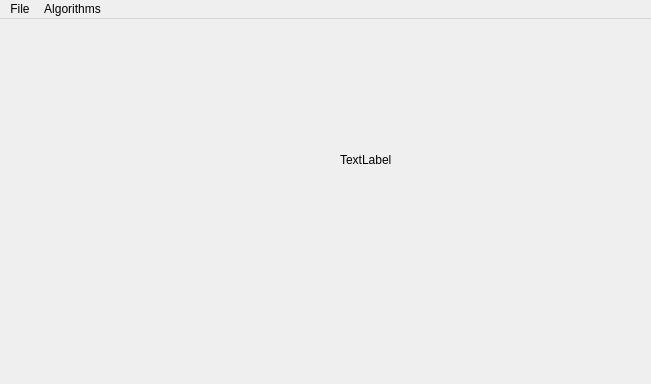
Above: mainwindow.ui from mt0982/QVideoProcessing before the change. Below: the same form after it.
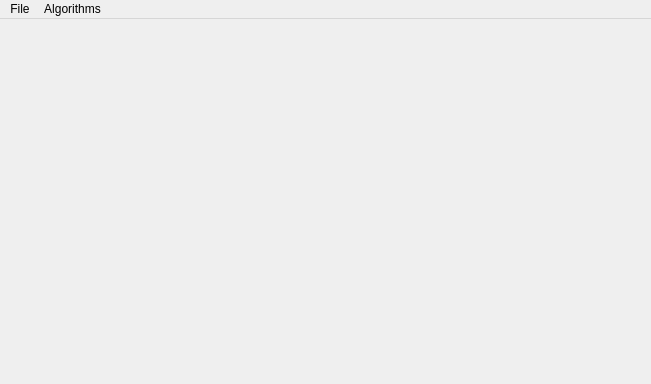
That is the form after the change.

Commit message: deinterlacing fixed, add separate output label

Patch:
```diff
--- a/mainwindow.ui
+++ b/mainwindow.ui
@@ -14,29 +14,15 @@
    <string>MainWindow</string>
   </property>
   <widget class="QWidget" name="centralWidget">
-   <widget class="QWidget" name="widget" native="true">
-    <property name="geometry">
-     <rect>
-      <x>9</x>
-      <y>9</y>
-      <width>281</width>
-      <height>346</height>
-     </rect>
-    </property>
-   </widget>
+   <layout class="QGridLayout" name="gridLayout">
+    <item row="0" column="0">
    <widget class="QLabel" name="label">
-    <property name="geometry">
-     <rect>
-      <x>340</x>
-      <y>50</y>
-      <width>191</width>
-      <height>181</height>
-     </rect>
-    </property>
     <property name="text">
-     <string>TextLabel</string>
-    </property>
-   </widget>
+       <string/>
+      </property>
+     </widget>
+    </item>
+   </layout>
   </widget>
   <widget class="QMenuBar" name="menuBar">
    <property name="geometry">
```
Lines whose indentation alone changed are shown as unchanged. The commit also changes 1 other file.
